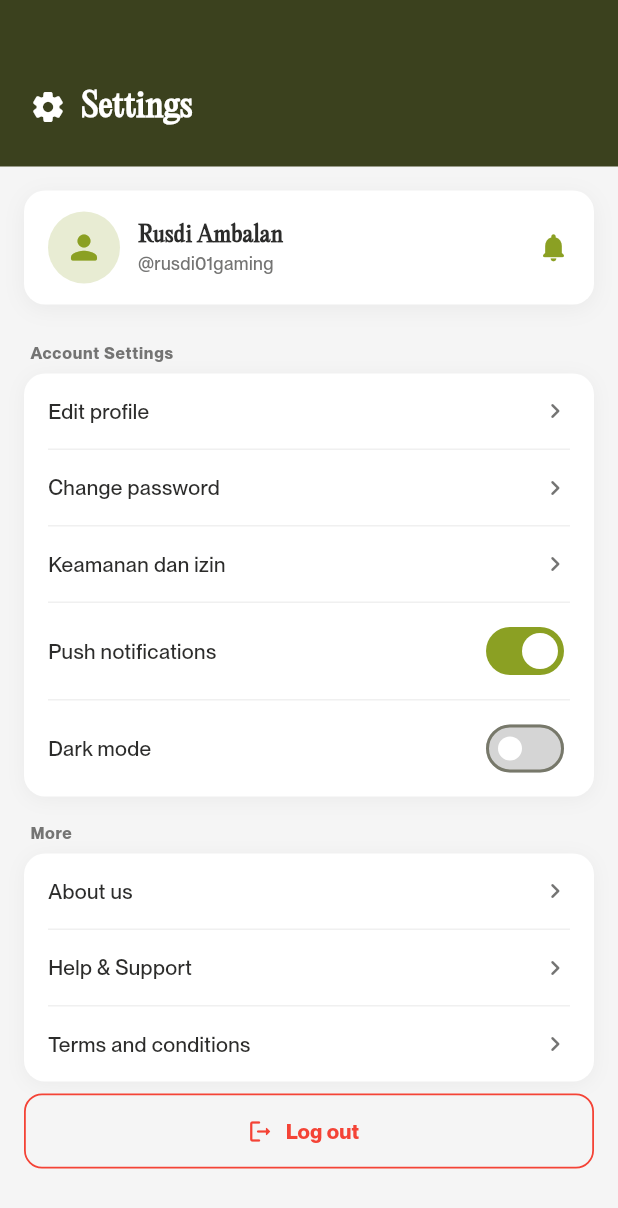
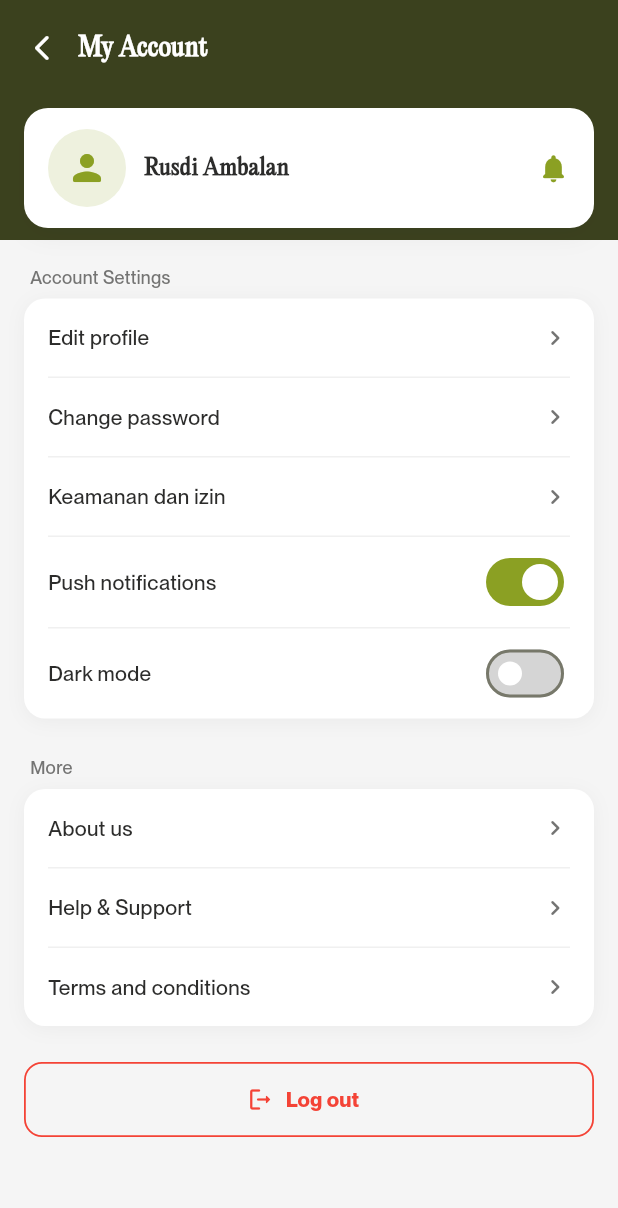
Before and after one commit to AmbatronZ/Renovasim-Flutter, a Flutter app: the SettingsScreen screen opened directly, on a phone screen of 412 x 824 dp. Shown: the top 1208 px of the screen. Run offline on Flutter 3.47's test engine with Material 3 defaults, Android fonts, the phone set to English and light mode, and no system bars; our stand-ins replace flutter_svg.

Commit message:
penambahan fitur cs dan perbaikan

```diff
--- a/lib/screens/settings_screen.dart
+++ b/lib/screens/settings_screen.dart
@@ -18,28 +18,33 @@ class _SettingsScreenState extends State<SettingsScreen> {
   Widget build(BuildContext context) {
     return Scaffold(
       backgroundColor: AppColors.techWhite,
-      body: Column(
+      body: Stack(
         children: [
-          // ─── Header ───────────────────────────────────────────────
+          // ─── Green header background ─────────────────────────────
           Container(
-            width: double.infinity,
-            padding: const EdgeInsets.fromLTRB(20, 56, 20, 24),
-            decoration: const BoxDecoration(
+            height: 160,
             color: AppColors.thatchGreen,
-              borderRadius: BorderRadius.vertical(
-                bottom: Radius.circular(0),
           ),
-            ),
+
+          SafeArea(
+            child: Column(
+              crossAxisAlignment: CrossAxisAlignment.start,
+              children: [
+                // ─── AppBar row ──────────────────────────────────
+                Padding(
+                  padding: const EdgeInsets.fromLTRB(4, 8, 16, 0),
                   child: Row(
                     children: [
-                const Icon(Icons.settings_rounded,
-                    color: Colors.white, size: 24),
-                const SizedBox(width: 10),
+                      IconButton(
+                        icon: const Icon(Icons.arrow_back_ios_new_rounded,
+                            color: Colors.white, size: 20),
+                        onPressed: () => Navigator.pop(context),
+                      ),
                       Text(
-                  'Settings',
+                        'My Account',
                         style: TextStyle(
-                    fontSize: 22,
-                    fontWeight: FontWeight.w700,
+                          fontSize: 17,
+                          fontWeight: FontWeight.w600,
                           color: Colors.white,
                           fontFamily: 'PPEditorialNew',
                         ),
@@ -54,37 +59,38 @@ class _SettingsScreenState extends State<SettingsScreen> {
                     child: Column(
                       crossAxisAlignment: CrossAxisAlignment.start,
                       children: [
-                  // ─── Profile Card ────────────────────────────────
+                        const SizedBox(height: 16),
+
+                        // ─── Profile Card ────────────────────────
                         Container(
-                    margin: const EdgeInsets.fromLTRB(16, 16, 16, 8),
+                          margin:
+                              const EdgeInsets.symmetric(horizontal: 16),
                           padding: const EdgeInsets.symmetric(
                               horizontal: 16, vertical: 14),
                           decoration: BoxDecoration(
                             color: Colors.white,
-                      borderRadius: BorderRadius.circular(14),
+                            borderRadius: BorderRadius.circular(16),
                             boxShadow: [
                               BoxShadow(
-                          color: AppColors.metallicBlack.withOpacity(0.06),
-                          blurRadius: 12,
-                          offset: const Offset(0, 3),
+                                color: AppColors.metallicBlack
+                                    .withOpacity(0.07),
+                                blurRadius: 14,
+                                offset: const Offset(0, 4),
                               ),
                             ],
                           ),
                           child: Row(
                             children: [
                               CircleAvatar(
-                          radius: 24,
+                                radius: 26,
                                 backgroundColor:
-                              AppColors.coconutGreen.withOpacity(0.2),
+                                    AppColors.coconutGreen.withOpacity(0.15),
                                 child: const Icon(Icons.person_rounded,
-                              color: AppColors.coconutGreen, size: 26),
+                                    color: AppColors.coconutGreen, size: 28),
                               ),
                               const SizedBox(width: 12),
                               Expanded(
-                          child: Column(
-                            crossAxisAlignment: CrossAxisAlignment.start,
-                            children: [
-                              Text(
+                                child: Text(
                                   'Rusdi Ambalan',
                                   style: TextStyle(
                                     fontSize: 15,
@@ -93,25 +99,18 @@ class _SettingsScreenState extends State<SettingsScreen> {
                                     fontFamily: 'PPEditorialNew',
                                   ),
                                 ),
-                              Text(
-                                '@rusdi01gaming',
-                                style: TextStyle(
-                                  fontSize: 12,
-                                  color: AppColors.zenGray,
-                                  fontFamily: 'PPNeueMontrealMedium',
                               ),
-                              ),
-                            ],
-                          ),
-                        ),
-                        Icon(Icons.notifications_rounded,
+                              const Icon(Icons.notifications_rounded,
                                   color: AppColors.coconutGreen, size: 22),
                             ],
                           ),
                         ),
 
-                  // ─── Account Settings ────────────────────────────
+                        const SizedBox(height: 24),
+
+                        // ─── Account Settings ────────────────────
                         _SectionLabel('Account Settings'),
+                        const SizedBox(height: 6),
                         _SettingsCard(
                           children: [
                             _SettingsTile(
@@ -143,13 +142,17 @@ class _SettingsScreenState extends State<SettingsScreen> {
                             _SettingsTileSwitch(
                               label: 'Dark mode',
                               value: _darkMode,
-                        onChanged: (v) => setState(() => _darkMode = v),
+                              onChanged: (v) =>
+                                  setState(() => _darkMode = v),
                             ),
                           ],
                         ),
 
-                  // ─── More ────────────────────────────────────────
+                        const SizedBox(height: 24),
+
+                        // ─── More ────────────────────────────────
                         _SectionLabel('More'),
+                        const SizedBox(height: 6),
                         _SettingsCard(
                           children: [
                             _SettingsTile(
@@ -169,9 +172,12 @@ class _SettingsScreenState extends State<SettingsScreen> {
                           ],
                         ),
 
-                  // ─── Logout ──────────────────────────────────────
+                        const SizedBox(height: 24),
+
+                        // ─── Log out ─────────────────────────────
                         Padding(
-                    padding: const EdgeInsets.fromLTRB(16, 8, 16, 32),
+                          padding:
+                              const EdgeInsets.symmetric(horizontal: 16),
                           child: SizedBox(
                             width: double.infinity,
                             height: 50,
@@ -196,7 +202,8 @@ class _SettingsScreenState extends State<SettingsScreen> {
                                 ),
                               ),
                               style: OutlinedButton.styleFrom(
-                          side: const BorderSide(color: Colors.red, width: 1.2),
+                                side: const BorderSide(
+                                    color: Colors.red, width: 1.2),
                                 shape: RoundedRectangleBorder(
                                   borderRadius: BorderRadius.circular(12),
                                 ),
@@ -204,8 +211,13 @@ class _SettingsScreenState extends State<SettingsScreen> {
                             ),
                           ),
                         ),
+
+                        const SizedBox(height: 32),
                       ],
                     ),
+                  ),
+                ),
+              ],
             ),
           ),
         ],
@@ -223,14 +235,13 @@ class _SectionLabel extends StatelessWidget {
   @override
   Widget build(BuildContext context) {
     return Padding(
-      padding: const EdgeInsets.fromLTRB(20, 16, 20, 6),
+      padding: const EdgeInsets.symmetric(horizontal: 20),
       child: Text(
         text,
         style: TextStyle(
-          fontSize: 11,
-          fontWeight: FontWeight.w600,
+          fontSize: 12,
+          fontWeight: FontWeight.w500,
           color: AppColors.zenGray,
-          letterSpacing: 0.5,
           fontFamily: 'PPNeueMontrealMedium',
         ),
       ),
@@ -274,7 +285,8 @@ class _SettingsTile extends StatelessWidget {
       onTap: onTap,
       borderRadius: BorderRadius.circular(14),
       child: Padding(
-        padding: const EdgeInsets.symmetric(horizontal: 16, vertical: 15),
+        padding:
+            const EdgeInsets.symmetric(horizontal: 16, vertical: 16),
         child: Row(
           mainAxisAlignment: MainAxisAlignment.spaceBetween,
           children: [
@@ -309,7 +321,7 @@ class _SettingsTileSwitch extends StatelessWidget {
   @override
   Widget build(BuildContext context) {
     return Padding(
-      padding: const EdgeInsets.symmetric(horizontal: 16, vertical: 8),
+      padding: const EdgeInsets.symmetric(horizontal: 16, vertical: 6),
       child: Row(
         mainAxisAlignment: MainAxisAlignment.spaceBetween,
         children: [
```
Also changed, not shown: lib/screens/cs_screen.dart (added, +551 -0 lines), lib/screens/home_screen.dart (+28 -0 lines). Lines whose indentation alone changed are shown as unchanged.
